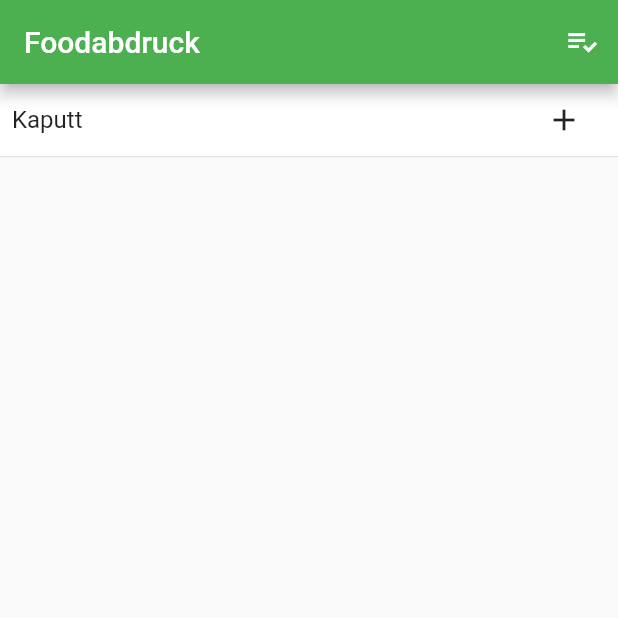
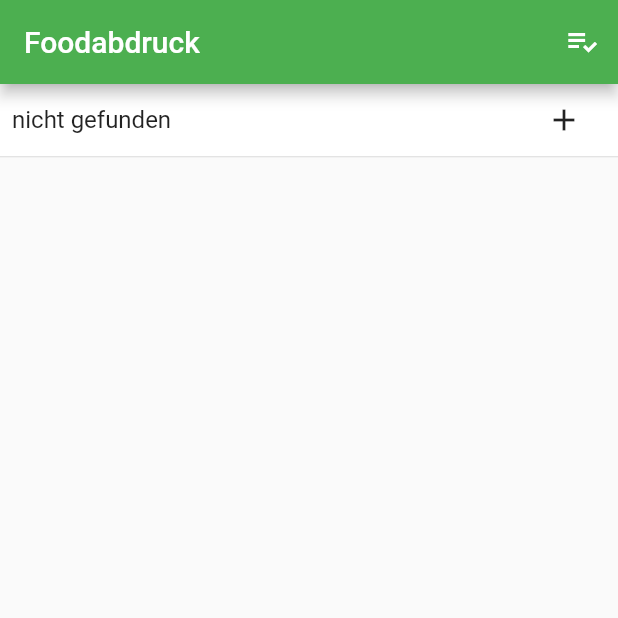
Before and after one commit to benschuler/climathon2019, a Flutter app: the screen it shows after launch, after a tap on the "add" icon, on a phone screen of 412 x 824 dp, the top half of it. Run offline on Flutter 3.47's test engine with Material 2 defaults, Android fonts, the phone set to English and light mode, and no system bars; our stand-ins replace csv.

Commit message:
Elas Knopf geht nicht mehr kaputt

```diff
--- a/lib/main.dart
+++ b/lib/main.dart
@@ -89,7 +89,7 @@ class _MyHomePageState extends State<MyHomePage> {
       _items.insert(pos, item);
     });
     } else {
-      _textController.text = 'Kaputt';
+      _textController.text = 'nicht gefunden';
     }
   }
 
@@ -142,7 +142,7 @@ class _MyHomePageState extends State<MyHomePage> {
   void _pushSaved() {
     Navigator.of(context).push(
       MaterialPageRoute<void>(   // Add 20 lines from here...
-        builder: (BuildContext context) {
+//        builder: (BuildContext context) {
 //          final Iterable<ListTile> tiles = _saved.map(
 //                (WordPair pair) {
 //              return ListTile(
@@ -159,7 +159,7 @@ class _MyHomePageState extends State<MyHomePage> {
 //            tiles: tiles,
 //          )
 //              .toList();
-        },
+//        },
       ),                       // ... to here.
     );
   }
```
